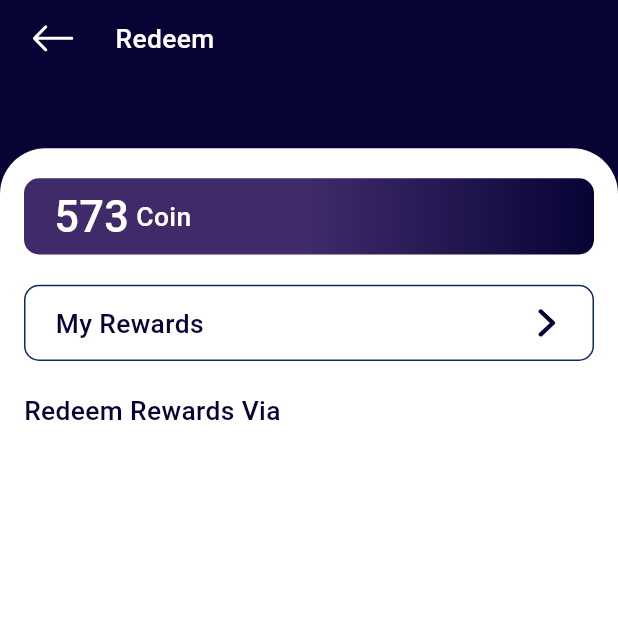
After one commit to BhanderiNikunj/ukn, a Flutter app: the RedeemScreen screen opened by its route, on a phone screen of 412 x 824 dp, the top half of it. The commit adds this screen. Run offline on Flutter 3.47's test engine with Material 3 defaults, Android fonts, the phone set to English and light mode, and no system bars; our stand-ins replace cached_network_image, calendar_date_picker2, firebase_core, firebase_messaging, flutter_local_notifications, flutter_screenutil and 6 more; accounts and stored records are empty; network calls fail; statements that could not run were skipped; key blocks and very long unbroken strings in the code were emptied for the run.

Commit message:
create redeem screen

```diff
--- a/lib/common/colors.dart
+++ b/lib/common/colors.dart
@@ -30,4 +30,6 @@ class AppColor {
   static Color red6Color = const Color(0xffBE8392);
 
   static Color white1Color = const Color(0xffFFFFFF);
+  static Color borderColor = const Color(0xff0F2A5F);
+  static Color gradientColor1 = const Color(0xff402A6A);
 }
--- a/lib/common/global.dart
+++ b/lib/common/global.dart
@@ -4,6 +4,8 @@ import 'package:unk/model/general_setting_model.dart';
 import 'package:unk/screens/add_data/view/add_user_data_screen.dart';
 import 'package:unk/screens/home/view/home_screen.dart';
 import 'package:unk/screens/login/view/login_screen.dart';
+import 'package:unk/screens/redeem/view/redeem_screen.dart';
+import 'package:unk/screens/redeem_reward/view/redeem_reward_screen.dart';
 import 'package:unk/screens/reward_history/view/reward_history_screen.dart';
 import 'package:unk/screens/signup/view/signup_screen.dart';
 import 'package:unk/screens/splash/view/splash_screen.dart';
@@ -33,6 +35,14 @@ List<GetPage> getPages = [
     name: RouteList.reward_history_screen,
     page: () => const RewardHistoryScreen(),
   ),
+  GetPage(
+    name: RouteList.redeem_screen,
+    page: () => const RedeemScreen(),
+  ),
+  GetPage(
+    name: RouteList.redeem_reward_screen,
+    page: () => const RedeemRewardScreen(),
+  ),
 ];
 
 GeneralSettingModel? generalSettingModel;
--- a/lib/common/route_list.dart
+++ b/lib/common/route_list.dart
@@ -7,4 +7,6 @@ class RouteList {
   static const String home_screen = "/home_screen";
   static const String add_user_data_screen = "/add_user_data_screen";
   static const String reward_history_screen = "/reward_history_screen";
+  static const String redeem_screen = "/redeem_screen";
+  static const String redeem_reward_screen = "/redeem_reward_screen";
 }
--- /dev/null
+++ b/lib/screens/redeem/controller/redeem_controller.dart
@@ -0,0 +1,3 @@
+import 'package:get/get.dart';
+
+class RedeemController extends GetxController {}
--- /dev/null
+++ b/lib/screens/redeem/view/redeem_screen.dart
@@ -0,0 +1,147 @@
+import 'package:flutter/material.dart';
+import 'package:flutter_screenutil/flutter_screenutil.dart';
+import 'package:unk/common/colors.dart';
+import 'package:unk/common/common_widget.dart';
+import 'package:unk/common/global.dart';
+import 'package:unk/widgets/images.dart';
+import 'package:unk/widgets/strings.dart';
+
+class RedeemScreen extends StatefulWidget {
+  const RedeemScreen({super.key});
+
+  @override
+  State<RedeemScreen> createState() => _RedeemScreenState();
+}
+
+class _RedeemScreenState extends State<RedeemScreen> {
+  @override
+  Widget build(BuildContext context) {
+    return CommonWidget.commonScreenUI(
+      title: Strings.redeem,
+      child: Padding(
+        padding: const EdgeInsets.symmetric(horizontal: 16, vertical: 20),
+        child: Column(
+          crossAxisAlignment: CrossAxisAlignment.start,
+          children: [
+            Container(
+              padding: EdgeInsets.symmetric(horizontal: 20),
+              width: ScreenUtil().screenWidth,
+              height: 50.h,
+              decoration: BoxDecoration(
+                gradient: LinearGradient(
+                  begin: Alignment.center,
+                  colors: [
+                    AppColor.gradientColor1,
+                    AppColor.primary1Color,
+                  ],
+                ),
+                borderRadius: BorderRadius.circular(10),
+              ),
+              child: Row(
+                children: [
+                  CommonWidget.commonText(
+                    text: Strings.coin_number,
+                    fontSize: 24.sp,
+                    color: AppColor.white1Color,
+                  ),
+                  CommonWidget.commonText(
+                      text: Strings.coin, color: AppColor.white1Color),
+                ],
+              ),
+            ),
+            CommonWidget.sizedBox(height: 20),
+            Container(
+              height: 50.h,
+              padding: EdgeInsets.symmetric(horizontal: 20),
+              decoration: BoxDecoration(
+                borderRadius: BorderRadius.circular(10),
+                border: Border.all(
+                  width: 1,
+                  color: AppColor.borderColor,
+                ),
+              ),
+              width: ScreenUtil().screenWidth,
+              // Aa Icon Nathi aavta line ma
+              child: Row(
+                mainAxisAlignment: MainAxisAlignment.spaceBetween,
+                children: [
+                  CommonWidget.commonText(
+                    text: Strings.my_rewards,
+                    color: AppColor.primary1Color,
+                  ),
+                  CommonWidget.imageBuilder(
+                    imagePath: Images.next_arrow_svg,
+                    width: 20.w,
+                    height: 20.h,
+                  ),
+                ],
+              ),
+            ),
+            CommonWidget.sizedBox(height: 20),
+            CommonWidget.commonText(
+              text: Strings.redeem_rewards_via,
+              color: AppColor.primary1Color,
+            ),
+            CommonWidget.sizedBox(height: 30),
+            ListView.builder(
+              shrinkWrap: true,
+              itemCount: generalSettingModel?.data.redeemRewards.length ?? 0,
+              itemBuilder: (context, index) {
+                return Padding(
+                  padding: const EdgeInsets.symmetric(vertical: 10),
+                  child: Container(
+                    height: 70.h,
+                    width: ScreenUtil().screenWidth,
+                    child: Column(
+                      children: [
+                        Row(
+                          children: [
+                            Container(
+                              width: 55.w,
+                              height: 55.h,
+                              child: CommonWidget.imageBuilder(
+                                fit: BoxFit.fill,
+                                imagePath: generalSettingModel
+                                        ?.data.redeemRewards[index].image ??
+                                    "",
+                              ),
+                            ),
+                            CommonWidget.sizedBox(width: 20),
+                            Column(
+                              crossAxisAlignment: CrossAxisAlignment.start,
+                              children: [
+                                CommonWidget.commonText(
+                                  text: generalSettingModel
+                                          ?.data.redeemRewards[index].name ??
+                                      "",
+                                  fontWeight: FontWeight.bold,
+                                  color: AppColor.primary1Color,
+                                ),
+                                CommonWidget.commonText(
+                                  text: generalSettingModel
+                                          ?.data.redeemRewards[index].desc ??
+                                      "",
+                                  color: AppColor.primary4Color,
+                                ),
+                              ],
+                            ),
+                            const Spacer(),
+                            CommonWidget.imageBuilder(
+                              imagePath: Images.next_arrow_svg,
+                              width: 16.w,
+                              height: 16.h,
+                            ),
+                          ],
+                        ),
+                      ],
+                    ),
+                  ),
+                );
+              },
+            ),
+          ],
+        ),
+      ),
+    );
+  }
+}
--- /dev/null
+++ b/lib/screens/redeem_reward/controller/redeem_reward_controller.dart
@@ -0,0 +1,3 @@
+import 'package:get/get.dart';
+
+class RedeemRewardController extends GetxController {}
--- a/lib/ukn_app.dart
+++ b/lib/ukn_app.dart
@@ -25,7 +25,7 @@ class _UknAppState extends State<UknApp> {
       child: ScreenUtilInit(
         designSize: const Size(375, 812),
         child: GetMaterialApp(
-          initialRoute: RouteList.reward_history_screen,
+          initialRoute: RouteList.redeem_reward_screen,
           getPages: getPages,
         ),
       ),
--- a/lib/widgets/images.dart
+++ b/lib/widgets/images.dart
@@ -11,4 +11,5 @@ class Images {
   static const String close_eye_svg = "assets/images/auth/close_eye.svg";
   static const String open_eye_svg = "assets/images/auth/open_eye.svg";
   static const String back_arrow_svg = "assets/images/common/back_arrow.svg";
+  static const String next_arrow_svg = "assets/images/common/next_arrow.svg";
 }
--- a/lib/widgets/strings.dart
+++ b/lib/widgets/strings.dart
@@ -40,6 +40,12 @@ class Strings {
   static String please_enter_valid_mobile_number = "Enter Valid Mobile Number";
   static String required_textfeild = " *";
   static String reward_history = "Reward History";
+  static String redeem = "Redeem";
+  static String coin = " Coin";
+  static String coin_number = "573";
+  static String my_rewards = "My Rewards";
+  static String redeem_rewards_via = "Redeem Rewards Via";
+  static String redeem_reward  = "Redeem Reward ";
 }
 
 void loadGujaratiLanguage() {}
```
Also changed, not shown: lib/screens/redeem_reward/view/redeem_reward_screen.dart (added, +92 -0 lines), assets/images/common/next_arrow.svg (added).
